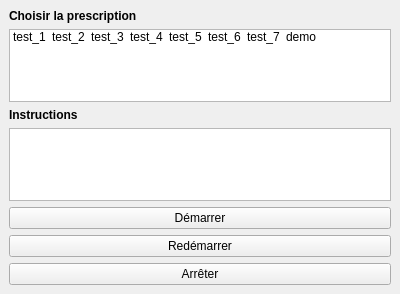
Above: GUI/concept_gui2.ui from dina-sfairy/Pilulier before the change. Below: the same form after it.
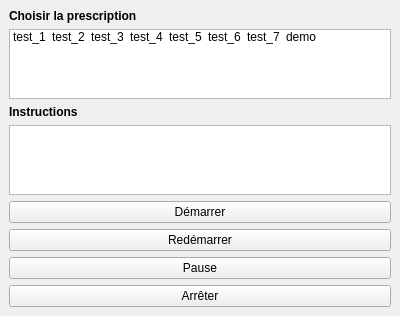
That is the form after the change.

Commit message: [GUI] Ajout du bouton pause

```diff
--- a/GUI/concept_gui2.ui
+++ b/GUI/concept_gui2.ui
@@ -108,6 +108,13 @@
       </property>
      </widget>
     </item>
+    <item>
+     <widget class="QPushButton" name="boutonPause">
+      <property name="text">
+       <string>Pause</string>
+      </property>
+     </widget>
+    </item>
     <item>
      <widget class="QPushButton" name="boutonArreter">
       <property name="text">
```
The commit also changes 3 other files.
